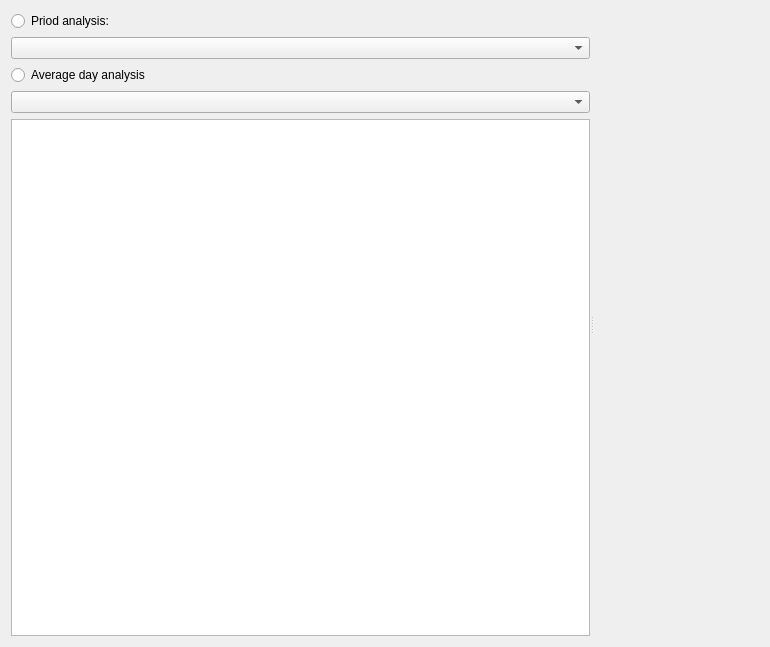
Above: src/resources/ui/dataplotter/periodicplot.ui from Nobatek/simuplot before the change. Below: the same form after it.
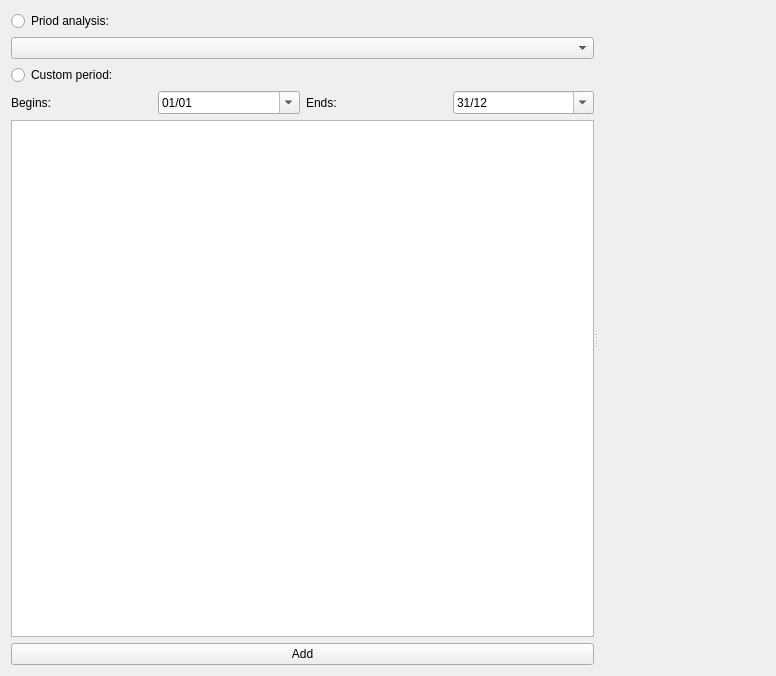
That is the form after the change. Custom widgets are drawn as their Qt base class.

Commit message: Periodicplot added to simuplot. First version of add/delete lines

Patch:
```diff
--- a/src/resources/ui/dataplotter/periodicplot.ui
+++ b/src/resources/ui/dataplotter/periodicplot.ui
@@ -6,8 +6,8 @@
    <rect>
     <x>0</x>
     <y>0</y>
-    <width>770</width>
-    <height>546</height>
+    <width>776</width>
+    <height>674</height>
    </rect>
   </property>
   <property name="windowTitle">
@@ -34,12 +34,101 @@
        <item>
         <widget class="QRadioButton" name="average_button">
          <property name="text">
-          <string>Average day analysis</string>
+          <string>Custom period:</string>
          </property>
         </widget>
        </item>
        <item>
-        <widget class="QComboBox" name="average_combo"/>
+        <layout class="QHBoxLayout" name="horizontalLayout_2">
+         <item>
+          <widget class="QLabel" name="label">
+           <property name="text">
+            <string>Begins:</string>
+           </property>
+          </widget>
+         </item>
+         <item>
+          <widget class="QDateEdit" name="BeginDate">
+           <property name="date">
+            <date>
+             <year>2005</year>
+             <month>1</month>
+             <day>1</day>
+            </date>
+           </property>
+           <property name="maximumDateTime">
+            <datetime>
+             <hour>23</hour>
+             <minute>59</minute>
+             <second>59</second>
+             <year>2005</year>
+             <month>12</month>
+             <day>31</day>
+            </datetime>
+           </property>
+           <property name="minimumDateTime">
+            <datetime>
+             <hour>0</hour>
+             <minute>0</minute>
+             <second>0</second>
+             <year>2005</year>
+             <month>1</month>
+             <day>1</day>
+            </datetime>
+           </property>
+           <property name="displayFormat">
+            <string>dd/MM</string>
+           </property>
+           <property name="calendarPopup">
+            <bool>true</bool>
+           </property>
+          </widget>
+         </item>
+         <item>
+          <widget class="QLabel" name="label_2">
+           <property name="text">
+            <string>Ends:</string>
+           </property>
+          </widget>
+         </item>
+         <item>
+          <widget class="QDateEdit" name="EndDate">
+           <property name="date">
+            <date>
+             <year>2005</year>
+             <month>12</month>
+             <day>31</day>
+            </date>
+           </property>
+           <property name="maximumDateTime">
+            <datetime>
+             <hour>23</hour>
+             <minute>59</minute>
+             <second>59</second>
+             <year>2005</year>
+             <month>12</month>
+             <day>31</day>
+            </datetime>
+           </property>
+           <property name="minimumDateTime">
+            <datetime>
+             <hour>0</hour>
+             <minute>0</minute>
+             <second>0</second>
+             <year>2005</year>
+             <month>1</month>
+             <day>1</day>
+            </datetime>
+           </property>
+           <property name="displayFormat">
+            <string>dd/MM</string>
+           </property>
+           <property name="calendarPopup">
+            <bool>true</bool>
+           </property>
+          </widget>
+         </item>
+        </layout>
        </item>
        <item>
         <widget class="QTableWidget" name="listW">
@@ -61,6 +150,9 @@
            <height>0</height>
           </size>
          </property>
+         <property name="rowCount">
+          <number>0</number>
+         </property>
          <property name="columnCount">
           <number>0</number>
          </property>
@@ -75,6 +167,13 @@
          </attribute>
         </widget>
        </item>
+       <item>
+        <widget class="QPushButton" name="AddButton">
+         <property name="text">
+          <string>Add</string>
+         </property>
+        </widget>
+       </item>
       </layout>
      </widget>
      <widget class="MplWidget" name="plotW" native="true">
```
Left out of the diff: 2 changed lines with no effect on the pictures. The commit also changes 2 other files.
